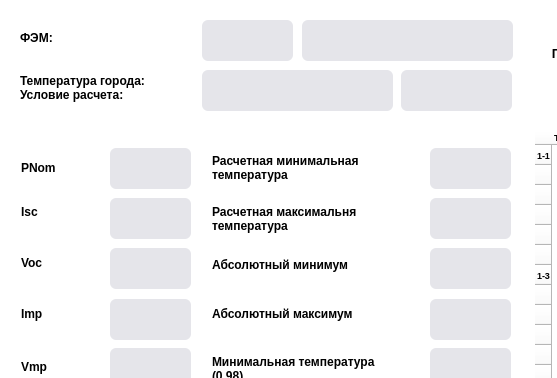
Croud9/Auto-OTR, file app/views/designCalcPV.ui: the form before one commit; both pictures show x 0 to 557 and y 0 to 378 of the 1349 by 694 pixel window.
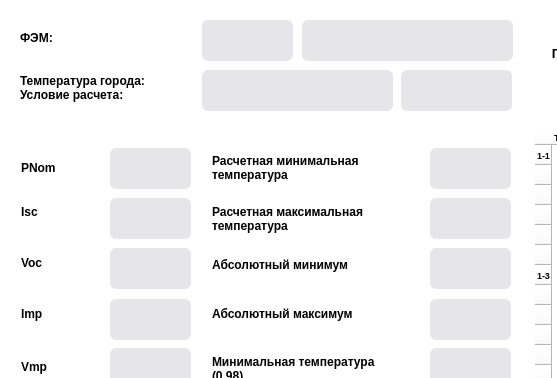
The form after the commit.

What changed in the file:
```diff
--- a/app/views/designCalcPV.ui
+++ b/app/views/designCalcPV.ui
@@ -3569,7 +3569,7 @@
      <string notr="true">background-color:rgba(209,209,214,0.01);</string>
     </property>
     <property name="text">
-     <string>Расчетная максимальня 
+     <string>Расчетная максимальная 
 температура</string>
     </property>
    </widget>
```
Left out of the diff: 15 changed lines with no effect on the pictures.
